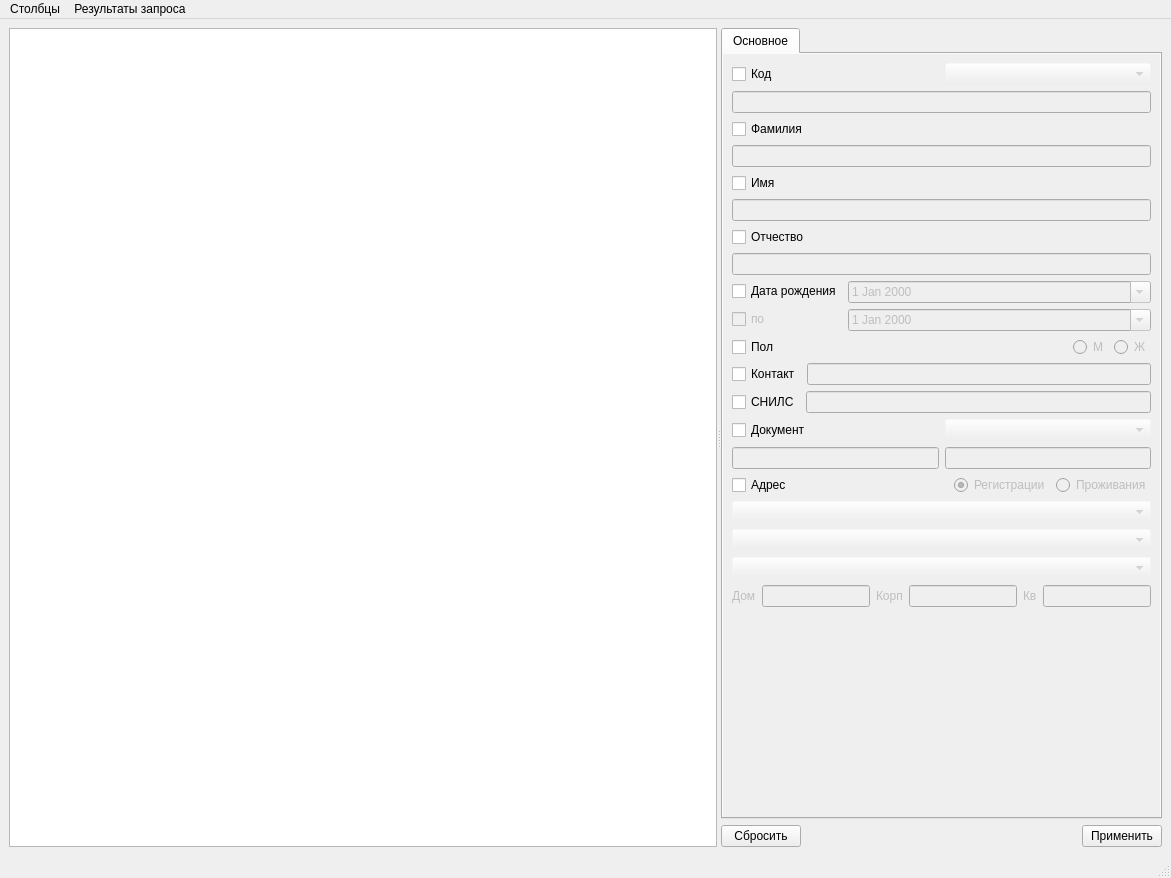
Before: the Qt Designer form search_window.ui in glooer/dip, drawn with Qt 5.
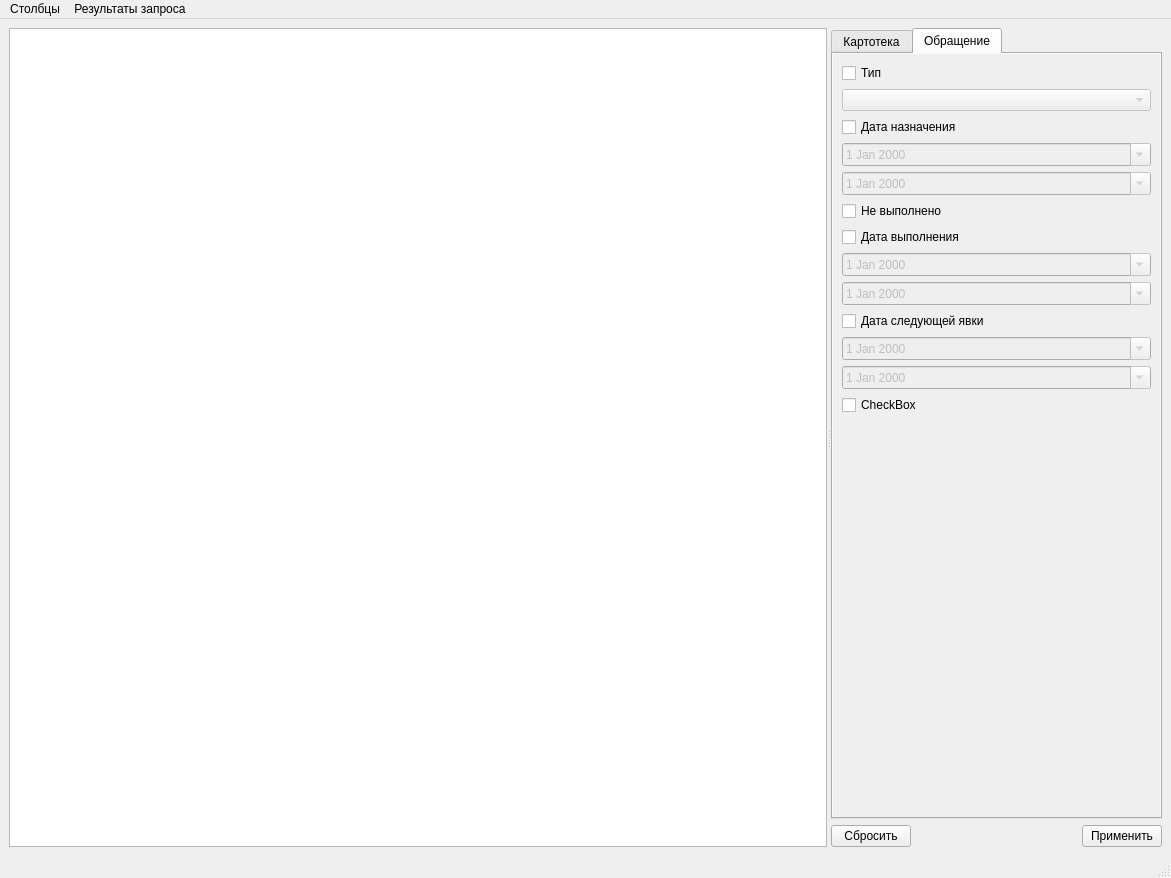
After: the same form once the commit is applied. The open tabs and pages were chosen to show the change.

Commit message: add event db

Diff of the .ui file:
```diff
--- a/search_window.ui
+++ b/search_window.ui
@@ -16,7 +16,10 @@
   <property name="styleSheet">
    <string notr="true">.QComboBox:disabled {
 	background-color: rgba(240, 240, 240, 0)
-}</string>
+}
+
+QScrollArea { background: transparent; }
+QScrollArea &gt; QWidget &gt; QWidget { background: transparent; }</string>
   </property>
   <widget class="QWidget" name="centralwidget">
    <layout class="QGridLayout" name="gridLayout">
@@ -94,7 +97,7 @@
             <string notr="true"/>
            </property>
            <attribute name="title">
-            <string>Основное</string>
+            <string>Картотека</string>
            </attribute>
            <layout class="QGridLayout" name="gridLayout_4">
             <property name="leftMargin">
@@ -509,6 +512,24 @@
                       <property name="enabled">
                        <bool>false</bool>
                       </property>
+                      <property name="sizePolicy">
+                       <sizepolicy hsizetype="Preferred" vsizetype="Fixed">
+                        <horstretch>0</horstretch>
+                        <verstretch>0</verstretch>
+                       </sizepolicy>
+                      </property>
+                      <property name="minimumSize">
+                       <size>
+                        <width>50</width>
+                        <height>0</height>
+                       </size>
+                      </property>
+                      <property name="maximumSize">
+                       <size>
+                        <width>50</width>
+                        <height>16777215</height>
+                       </size>
+                      </property>
                      </widget>
                     </item>
                     <item>
@@ -526,6 +547,18 @@
                       <property name="enabled">
                        <bool>false</bool>
                       </property>
+                      <property name="sizePolicy">
+                       <sizepolicy hsizetype="Expanding" vsizetype="Minimum">
+                        <horstretch>0</horstretch>
+                        <verstretch>0</verstretch>
+                       </sizepolicy>
+                      </property>
+                      <property name="maximumSize">
+                       <size>
+                        <width>50</width>
+                        <height>16777215</height>
+                       </size>
+                      </property>
                      </widget>
                     </item>
                     <item>
@@ -543,8 +576,27 @@
                       <property name="enabled">
                        <bool>false</bool>
                       </property>
+                      <property name="maximumSize">
+                       <size>
+                        <width>50</width>
+                        <height>16777215</height>
+                       </size>
+                      </property>
                      </widget>
                     </item>
+                    <item>
+                     <spacer name="horizontalSpacer_4">
+                      <property name="orientation">
+                       <enum>Qt::Horizontal</enum>
+                      </property>
+                      <property name="sizeHint" stdset="0">
+                       <size>
+                        <width>40</width>
+                        <height>20</height>
+                       </size>
+                      </property>
+                     </spacer>
+                    </item>
                    </layout>
                   </item>
                  </layout>
@@ -568,6 +620,196 @@
             </item>
            </layout>
           </widget>
+          <widget class="QWidget" name="tab_2">
+           <attribute name="title">
+            <string>Обращение</string>
+           </attribute>
+           <layout class="QGridLayout" name="gridLayout_3">
+            <property name="leftMargin">
+             <number>0</number>
+            </property>
+            <property name="topMargin">
+             <number>0</number>
+            </property>
+            <property name="rightMargin">
+             <number>0</number>
+            </property>
+            <property name="bottomMargin">
+             <number>0</number>
+            </property>
+            <item row="0" column="0">
+             <widget class="QScrollArea" name="scrollArea_2">
+              <property name="frameShape">
+               <enum>QFrame::NoFrame</enum>
+              </property>
+              <property name="widgetResizable">
+               <bool>true</bool>
+              </property>
+              <widget class="QWidget" name="scrollAreaWidgetContents_2">
+               <property name="geometry">
+                <rect>
+                 <x>0</x>
+                 <y>0</y>
+                 <width>307</width>
+                 <height>760</height>
+                </rect>
+               </property>
+               <layout class="QGridLayout" name="gridLayout_6">
+                <item row="1" column="0">
+                 <layout class="QGridLayout" name="gridLayout_5">
+                  <item row="1" column="0">
+                   <widget class="QDateEdit" name="event_setDate_start">
+                    <property name="enabled">
+                     <bool>false</bool>
+                    </property>
+                    <property name="wrapping">
+                     <bool>false</bool>
+                    </property>
+                    <property name="calendarPopup">
+                     <bool>true</bool>
+                    </property>
+                   </widget>
+                  </item>
+                  <item row="0" column="0">
+                   <widget class="QCheckBox" name="event_setDate_checkBox">
+                    <property name="text">
+                     <string>Дата назначения</string>
+                    </property>
+                   </widget>
+                  </item>
+                  <item row="2" column="0">
+                   <widget class="QDateEdit" name="event_setDate_end">
+                    <property name="enabled">
+                     <bool>false</bool>
+                    </property>
+                    <property name="calendarPopup">
+                     <bool>true</bool>
+                    </property>
+                   </widget>
+                  </item>
+                 </layout>
+                </item>
+                <item row="6" column="0">
+                 <spacer name="verticalSpacer">
+                  <property name="orientation">
+                   <enum>Qt::Vertical</enum>
+                  </property>
+                  <property name="sizeHint" stdset="0">
+                   <size>
+                    <width>20</width>
+                    <height>40</height>
+                   </size>
+                  </property>
+                 </spacer>
+                </item>
+                <item row="4" column="0">
+                 <layout class="QVBoxLayout" name="verticalLayout_5">
+                  <item>
+                   <widget class="QCheckBox" name="event_nextEventDate_checkBox">
+                    <property name="text">
+                     <string>Дата следующей явки</string>
+                    </property>
+                   </widget>
+                  </item>
+                  <item>
+                   <widget class="QDateEdit" name="event_nextEventDate_start">
+                    <property name="enabled">
+                     <bool>false</bool>
+                    </property>
+                    <property name="calendarPopup">
+                     <bool>true</bool>
+                    </property>
+                   </widget>
+                  </item>
+                  <item>
+                   <widget class="QDateEdit" name="event_nextEventDate_end">
+                    <property name="enabled">
+                     <bool>false</bool>
+                    </property>
+                    <property name="calendarPopup">
+                     <bool>true</bool>
+                    </property>
+                   </widget>
+                  </item>
+                 </layout>
+                </item>
+                <item row="2" column="0">
+                 <layout class="QVBoxLayout" name="verticalLayout_3">
+                  <item>
+                   <widget class="QCheckBox" name="event_execDate_less">
+                    <property name="text">
+                     <string>Не выполнено</string>
+                    </property>
+                   </widget>
+                  </item>
+                 </layout>
+                </item>
+                <item row="0" column="0">
+                 <layout class="QVBoxLayout" name="verticalLayout_2">
+                  <item>
+                   <widget class="QCheckBox" name="event_type_checkBox">
+                    <property name="text">
+                     <string>Тип</string>
+                    </property>
+                   </widget>
+                  </item>
+                  <item>
+                   <widget class="QComboBox" name="event_type_selecter">
+                    <property name="enabled">
+                     <bool>false</bool>
+                    </property>
+                   </widget>
+                  </item>
+                 </layout>
+                </item>
+                <item row="3" column="0">
+                 <layout class="QVBoxLayout" name="verticalLayout_4">
+                  <item>
+                   <widget class="QCheckBox" name="event_execDate_checkBox">
+                    <property name="text">
+                     <string>Дата выполнения</string>
+                    </property>
+                   </widget>
+                  </item>
+                  <item>
+                   <widget class="QDateEdit" name="event_execDate_start">
+                    <property name="enabled">
+                     <bool>false</bool>
+                    </property>
+                    <property name="calendarPopup">
+                     <bool>true</bool>
+                    </property>
+                   </widget>
+                  </item>
+                  <item>
+                   <widget class="QDateEdit" name="event_execDate_end">
+                    <property name="enabled">
+                     <bool>false</bool>
+                    </property>
+                    <property name="calendarPopup">
+                     <bool>true</bool>
+                    </property>
+                   </widget>
+                  </item>
+                 </layout>
+                </item>
+                <item row="5" column="0">
+                 <layout class="QVBoxLayout" name="verticalLayout_6">
+                  <item>
+                   <widget class="QCheckBox" name="checkBox">
+                    <property name="text">
+                     <string>CheckBox</string>
+                    </property>
+                   </widget>
+                  </item>
+                 </layout>
+                </item>
+               </layout>
+              </widget>
+             </widget>
+            </item>
+           </layout>
+          </widget>
          </widget>
         </item>
        </layout>
```
Left out of the diff: 115 changed lines with no effect on the pictures. The commit also changes 5 other files.
